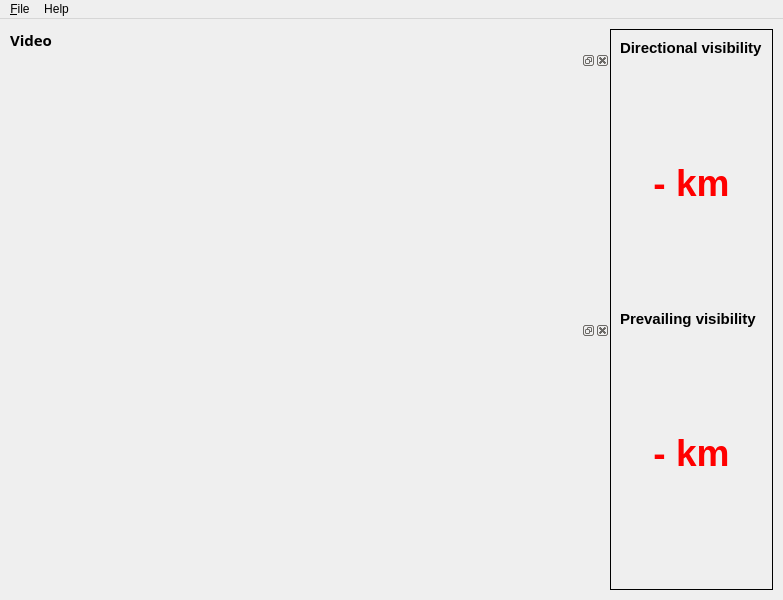
First picture: the form in js06/resources/main_view.ui, repository Oh-JongJin/js08, before the edit.
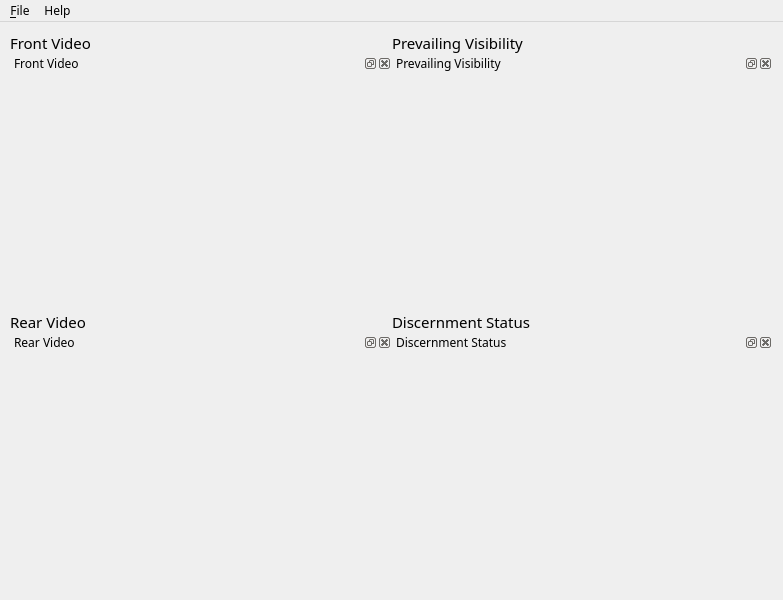
Second picture: the form after the edit.

```diff
--- a/js06/resources/main_view.ui
+++ b/js06/resources/main_view.ui
@@ -25,6 +25,15 @@
     <height>300</height>
    </size>
   </property>
+  <property name="font">
+   <font>
+    <family>Noto Sans</family>
+    <pointsize>9</pointsize>
+    <weight>50</weight>
+    <italic>false</italic>
+    <bold>false</bold>
+   </font>
+  </property>
   <property name="mouseTracking">
    <bool>false</bool>
   </property>
@@ -37,8 +46,8 @@
   <widget class="QWidget" name="centralwidget">
    <property name="maximumSize">
     <size>
-     <width>1920</width>
-     <height>1080</height>
+     <width>16777215</width>
+     <height>16777215</height>
     </size>
    </property>
    <property name="mouseTracking">
@@ -80,135 +89,118 @@
       <item>
        <layout class="QVBoxLayout" name="verticalLayout">
         <item>
-         <layout class="QHBoxLayout" name="horizontalLayout_2">
-          <item>
-           <widget class="QLabel" name="label_2">
+         <widget class="QLabel" name="label">
             <property name="font">
              <font>
               <family>Noto Sans</family>
-              <pointsize>9</pointsize>
+            <pointsize>11</pointsize>
               <weight>50</weight>
               <italic>false</italic>
               <bold>false</bold>
              </font>
             </property>
             <property name="styleSheet">
-             <string notr="true">background-color: rgba(255, 255, 255, 0);</string>
+           <string notr="true">font: 11pt &quot;Noto Sans&quot;;</string>
             </property>
             <property name="text">
-             <string>&lt;html&gt;&lt;head/&gt;&lt;body&gt;&lt;p&gt;&lt;span style=&quot; font-size:11pt; font-weight:600;&quot;&gt;Video&lt;/span&gt;&lt;/p&gt;&lt;/body&gt;&lt;/html&gt;</string>
-            </property>
-           </widget>
-          </item>
-         </layout>
+           <string>Front Video</string>
+          </property>
+         </widget>
         </item>
         <item>
          <widget class="QDockWidget" name="front_video_dock">
+          <property name="windowTitle">
+           <string>Front Video</string>
+          </property>
           <widget class="QWidget" name="dockWidgetContents_3"/>
          </widget>
         </item>
+        <item>
+         <widget class="QLabel" name="label_2">
+          <property name="font">
+           <font>
+            <family>Noto Sans</family>
+            <pointsize>11</pointsize>
+            <weight>50</weight>
+            <italic>false</italic>
+            <bold>false</bold>
+           </font>
+          </property>
+          <property name="styleSheet">
+           <string notr="true">font: 11pt &quot;Noto Sans&quot;;</string>
+          </property>
+          <property name="text">
+           <string>Rear Video</string>
+          </property>
+         </widget>
+        </item>
         <item>
          <widget class="QDockWidget" name="rear_video_dock">
+          <property name="windowTitle">
+           <string>Rear Video</string>
+          </property>
           <widget class="QWidget" name="dockWidgetContents_2"/>
          </widget>
         </item>
        </layout>
       </item>
       <item>
-       <widget class="QFrame" name="vertical_visibility">
-        <property name="styleSheet">
-         <string notr="true"/>
-        </property>
-        <property name="frameShape">
-         <enum>QFrame::Panel</enum>
-        </property>
-        <property name="frameShadow">
-         <enum>QFrame::Plain</enum>
-        </property>
-        <property name="lineWidth">
-         <number>1</number>
-        </property>
-        <property name="midLineWidth">
-         <number>0</number>
-        </property>
         <layout class="QVBoxLayout" name="verticalLayout_2">
-         <property name="spacing">
-          <number>0</number>
-         </property>
-         <item>
-          <layout class="QVBoxLayout" name="vertical_dir">
-           <item>
-            <widget class="QLabel" name="label">
-             <property name="sizePolicy">
-              <sizepolicy hsizetype="Preferred" vsizetype="Fixed">
-               <horstretch>0</horstretch>
-               <verstretch>0</verstretch>
-              </sizepolicy>
-             </property>
-             <property name="styleSheet">
-              <string notr="true"/>
-             </property>
-             <property name="frameShape">
-              <enum>QFrame::NoFrame</enum>
-             </property>
-             <property name="text">
-              <string>&lt;html&gt;&lt;head/&gt;&lt;body&gt;&lt;p&gt;&lt;span style=&quot; font-size:11pt; font-weight:600;&quot;&gt;Directional visibility&lt;/span&gt;&lt;/p&gt;&lt;/body&gt;&lt;/html&gt;</string>
-             </property>
-             <property name="alignment">
-              <set>Qt::AlignLeading|Qt::AlignLeft|Qt::AlignTop</set>
-             </property>
-             <property name="textInteractionFlags">
-              <set>Qt::LinksAccessibleByMouse</set>
-             </property>
-            </widget>
-           </item>
-           <item>
-            <widget class="QLabel" name="dir_vis_label">
-             <property name="text">
-              <string>&lt;html&gt;&lt;head/&gt;&lt;body&gt;&lt;p&gt;&lt;span style=&quot; font-size:28pt; font-weight:600; color:#ff0000;&quot;&gt;- km&lt;/span&gt;&lt;/p&gt;&lt;/body&gt;&lt;/html&gt;</string>
-             </property>
-             <property name="alignment">
-              <set>Qt::AlignCenter</set>
-             </property>
-            </widget>
-           </item>
-          </layout>
-         </item>
-         <item>
-          <layout class="QVBoxLayout" name="vertical_pre">
            <item>
             <widget class="QLabel" name="label_3">
-             <property name="sizePolicy">
-              <sizepolicy hsizetype="Preferred" vsizetype="Fixed">
-               <horstretch>0</horstretch>
-               <verstretch>0</verstretch>
-              </sizepolicy>
+          <property name="font">
+           <font>
+            <family>Noto Sans</family>
+            <pointsize>11</pointsize>
+            <weight>50</weight>
+            <italic>false</italic>
+            <bold>false</bold>
+           </font>
              </property>
              <property name="styleSheet">
               <string notr="true"/>
              </property>
              <property name="text">
-              <string>&lt;html&gt;&lt;head/&gt;&lt;body&gt;&lt;p&gt;&lt;span style=&quot; font-size:11pt; font-weight:600;&quot;&gt;Prevailing visibility&lt;/span&gt;&lt;/p&gt;&lt;/body&gt;&lt;/html&gt;</string>
-             </property>
-             <property name="alignment">
-              <set>Qt::AlignLeading|Qt::AlignLeft|Qt::AlignTop</set>
-             </property>
+           <string>Prevailing Visibility</string>
+          </property>
+         </widget>
+        </item>
+        <item>
+         <widget class="QDockWidget" name="visibility_dock">
+          <property name="windowTitle">
+           <string>Prevailing Visibility</string>
+          </property>
+          <widget class="QWidget" name="dockWidgetContents"/>
             </widget>
            </item>
            <item>
-            <widget class="QLabel" name="pre_vis_label">
+         <widget class="QLabel" name="label_4">
+          <property name="font">
+           <font>
+            <family>Noto Sans</family>
+            <pointsize>11</pointsize>
+            <weight>50</weight>
+            <italic>false</italic>
+            <bold>false</bold>
+           </font>
+          </property>
+          <property name="styleSheet">
+           <string notr="true">font: 11pt &quot;Noto Sans&quot;;</string>
+          </property>
              <property name="text">
-              <string>&lt;html&gt;&lt;head/&gt;&lt;body&gt;&lt;p&gt;&lt;span style=&quot; font-size:28pt; font-weight:600; color:#ff0000;&quot;&gt;- km&lt;/span&gt;&lt;/p&gt;&lt;/body&gt;&lt;/html&gt;</string>
-             </property>
-             <property name="alignment">
-              <set>Qt::AlignCenter</set>
-             </property>
+           <string>Discernment Status</string>
+          </property>
+         </widget>
+        </item>
+        <item>
+         <widget class="QDockWidget" name="discernment_dock">
+          <property name="windowTitle">
+           <string>Discernment Status</string>
+          </property>
+          <widget class="QWidget" name="dockWidgetContents_4"/>
             </widget>
            </item>
           </layout>
-         </item>
-        </layout>
-       </widget>
       </item>
      </layout>
     </item>
```
Left out of the diff: 2 changed lines with no effect on the pictures. Lines whose indentation alone changed are shown as unchanged.
